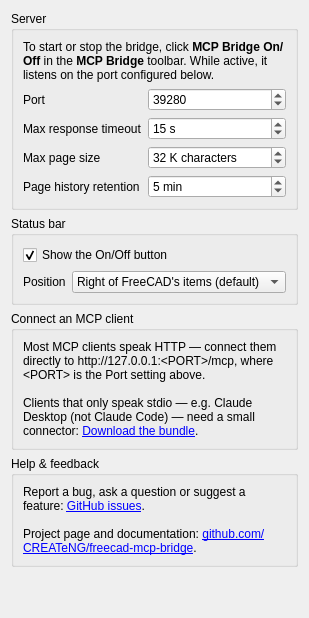
This is freecad/mcp_bridge/Resources/Ui/preferences.ui in CREATeNG/freecad-mcp-bridge as Qt 5 draws it before an edit. The edited form follows.
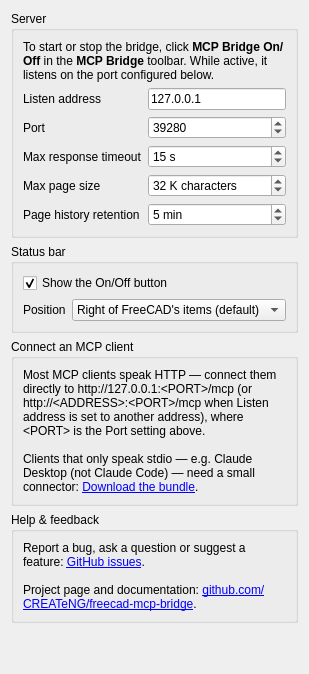
This is the edited form. Custom widgets are drawn as their Qt base class.

Commit message:
Add Listen address preference with per-address risk acceptance (#50)
Add a Listen address (ListenAddress) setting on the MCP Bridge
Preferences page, defaulting to 127.0.0.1. Keep 127.0.0.1 bound
alongside any other configured address so the Claude Desktop stdio shim
continues to work on loopback. Prompt once per non-loopback address
before starting, store accepted addresses in AcceptedListenAddresses,
and warn in the status bar and Report view on each non-loopback start.

Matter: ed53jt5e

```diff
--- a/freecad/mcp_bridge/Resources/Ui/preferences.ui
+++ b/freecad/mcp_bridge/Resources/Ui/preferences.ui
@@ -26,13 +26,39 @@
        </widget>
       </item>
       <item row="1" column="0">
+       <widget class="QLabel" name="listenAddressLabel">
+        <property name="text">
+         <string>Listen address</string>
+        </property>
+       </widget>
+      </item>
+      <item row="1" column="1">
+       <widget class="Gui::PrefLineEdit" name="listenAddressLineEdit">
+        <property name="toolTip">
+         <string>Address to listen on (127.0.0.1 stays bound alongside any other address). Used the next time the bridge is switched on.</string>
+        </property>
+        <property name="text">
+         <string>127.0.0.1</string>
+        </property>
+        <property name="placeholderText">
+         <string>127.0.0.1</string>
+        </property>
+        <property name="prefEntry" stdset="0">
+         <cstring>ListenAddress</cstring>
+        </property>
+        <property name="prefPath" stdset="0">
+         <cstring>Mod/freecad-mcp-bridge</cstring>
+        </property>
+       </widget>
+      </item>
+      <item row="2" column="0">
        <widget class="QLabel" name="portLabel">
         <property name="text">
          <string>Port</string>
         </property>
        </widget>
       </item>
-      <item row="1" column="1">
+      <item row="2" column="1">
        <widget class="Gui::PrefSpinBox" name="portSpinBox">
         <property name="toolTip">
          <string>Used the next time the bridge is switched on.</string>
@@ -54,14 +80,14 @@
         </property>
        </widget>
       </item>
-      <item row="2" column="0">
+      <item row="3" column="0">
        <widget class="QLabel" name="timeoutLabel">
         <property name="text">
          <string>Max response timeout</string>
         </property>
        </widget>
       </item>
-      <item row="2" column="1">
+      <item row="3" column="1">
        <widget class="Gui::PrefSpinBox" name="timeoutSpinBox">
         <property name="toolTip">
          <string>The bridge's wait per page.</string>
@@ -89,14 +115,14 @@
         </property>
        </widget>
       </item>
-      <item row="3" column="0">
+      <item row="4" column="0">
        <widget class="QLabel" name="pageSizeLabel">
         <property name="text">
          <string>Max page size</string>
         </property>
        </widget>
       </item>
-      <item row="3" column="1">
+      <item row="4" column="1">
        <widget class="Gui::PrefSpinBox" name="pageSizeSpinBox">
         <property name="toolTip">
          <string>Splits long output by page size.</string>
@@ -124,14 +150,14 @@
         </property>
        </widget>
       </item>
-      <item row="4" column="0">
+      <item row="5" column="0">
        <widget class="QLabel" name="retentionLabel">
         <property name="text">
          <string>Page history retention</string>
         </property>
        </widget>
       </item>
-      <item row="4" column="1">
+      <item row="5" column="1">
        <widget class="Gui::PrefSpinBox" name="retentionSpinBox">
         <property name="toolTip">
          <string>Idle time before finished output expires.</string>
@@ -235,7 +261,7 @@
          <enum>Qt::RichText</enum>
         </property>
         <property name="text">
-         <string>Most MCP clients speak HTTP — connect them directly to http://127.0.0.1:&amp;lt;PORT&amp;gt;/mcp, where &amp;lt;PORT&amp;gt; is the Port setting above.&lt;br/&gt;&lt;br/&gt;Clients that only speak stdio — e.g. Claude Desktop (not Claude Code) — need a small connector: &lt;a href="https://github.com/CREATeNG/freecad-mcp-bridge/releases/latest/download/freecad-mcp-bridge.mcpb"&gt;Download the bundle&lt;/a&gt;.</string>
+         <string>Most MCP clients speak HTTP — connect them directly to http://127.0.0.1:&amp;lt;PORT&amp;gt;/mcp (or http://&amp;lt;ADDRESS&amp;gt;:&amp;lt;PORT&amp;gt;/mcp when Listen address is set to another address), where &amp;lt;PORT&amp;gt; is the Port setting above.&lt;br/&gt;&lt;br/&gt;Clients that only speak stdio — e.g. Claude Desktop (not Claude Code) — need a small connector: &lt;a href="https://github.com/CREATeNG/freecad-mcp-bridge/releases/latest/download/freecad-mcp-bridge.mcpb"&gt;Download the bundle&lt;/a&gt;.</string>
         </property>
         <property name="wordWrap">
          <bool>true</bool>
@@ -289,6 +315,11 @@
   </layout>
  </widget>
  <customwidgets>
+  <customwidget>
+   <class>Gui::PrefLineEdit</class>
+   <extends>QLineEdit</extends>
+   <header>Gui/PrefWidgets.h</header>
+  </customwidget>
   <customwidget>
    <class>Gui::PrefSpinBox</class>
    <extends>QSpinBox</extends>
```
The commit also changes 11 other files.
